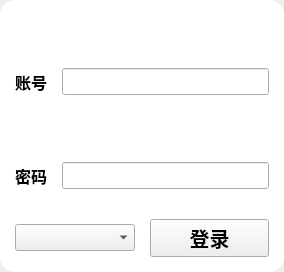
Qt form ui/loginpage.ui (azh-1415926/POCAssistant) before a commit.
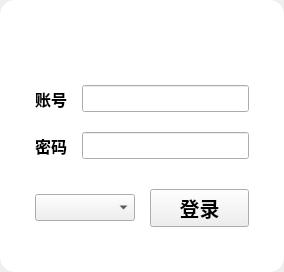
The same form after that commit. Custom widgets are drawn as their Qt base class.

Patch:
```diff
--- a/ui/loginpage.ui
+++ b/ui/loginpage.ui
@@ -67,16 +67,16 @@
          <number>15</number>
         </property>
         <property name="leftMargin">
-         <number>15</number>
+         <number>35</number>
         </property>
         <property name="topMargin">
-         <number>15</number>
+         <number>45</number>
         </property>
         <property name="rightMargin">
-         <number>15</number>
+         <number>35</number>
         </property>
         <property name="bottomMargin">
-         <number>15</number>
+         <number>45</number>
         </property>
         <item>
          <spacer name="verticalSpacer_2">
```
